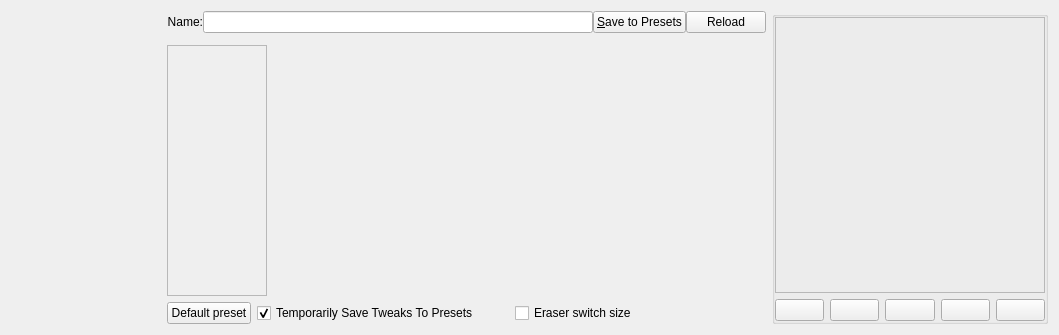
Old version of the form krita/ui/forms/wdgpaintopsettings.ui in the repository KDE/krita.
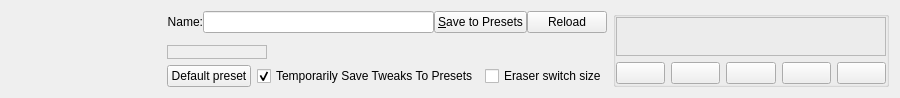
New version of the form. Custom widgets are drawn as their Qt base class.

```diff
--- a/krita/ui/forms/wdgpaintopsettings.ui
+++ b/krita/ui/forms/wdgpaintopsettings.ui
@@ -6,8 +6,8 @@
    <rect>
     <x>0</x>
     <y>0</y>
-    <width>1059</width>
-    <height>335</height>
+    <width>847</width>
+    <height>98</height>
    </rect>
   </property>
   <layout class="QGridLayout" name="gridLayout" columnstretch="0,0,0,0,0,0,0,0,0,0,0">
```
